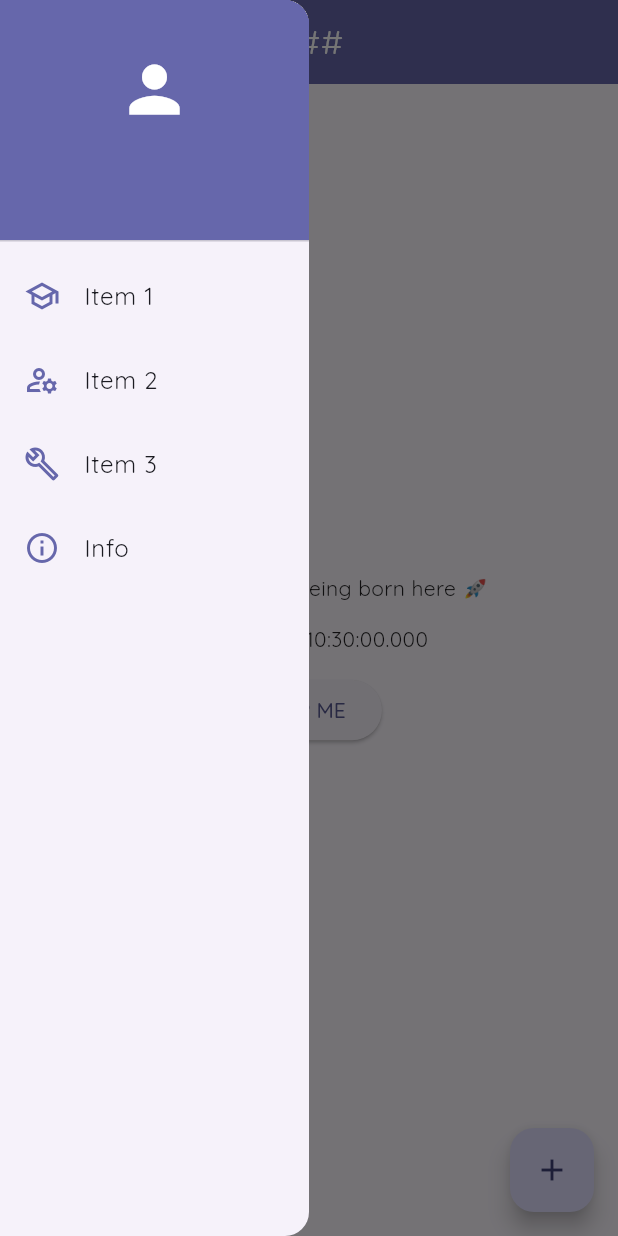
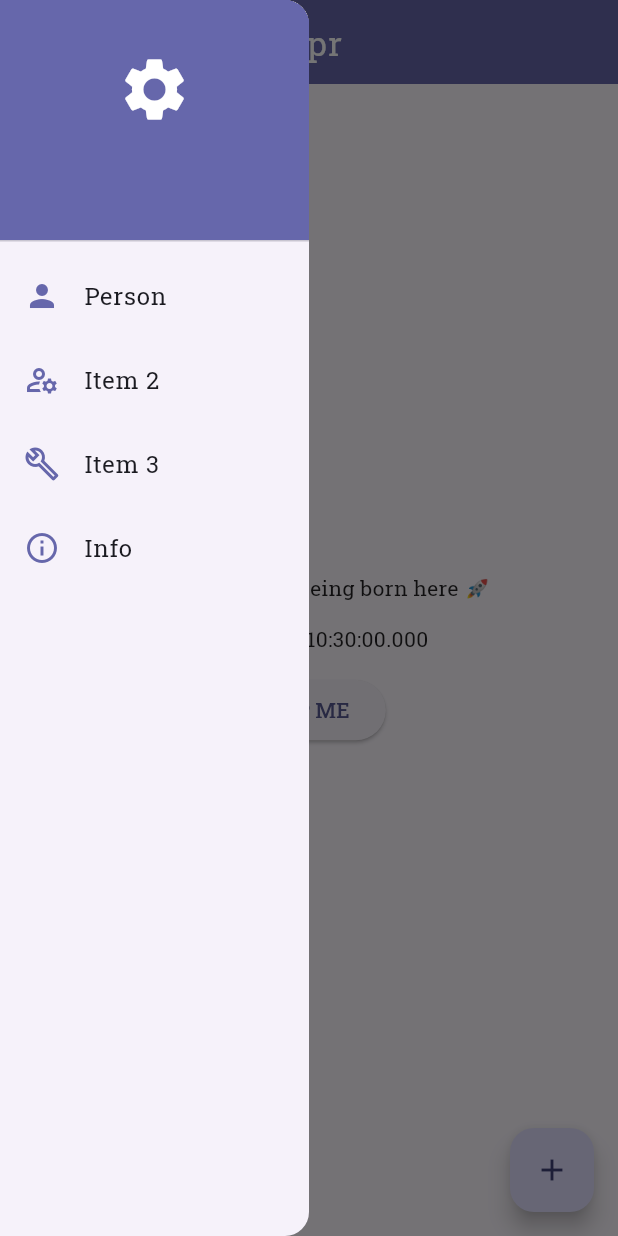
Before and after one commit to johninquest/posa, a Flutter app: the screen it shows after launch, with the side drawer open, on a phone screen of 412 x 824 dp. Run offline on Flutter 3.47's test engine with Material 2 defaults, Android fonts, the phone set to English and light mode, and no system bars; our stand-ins replace google_fonts, package_info_plus.

Commit message:
tested fonts

```diff
--- a/lib/main.dart
+++ b/lib/main.dart
@@ -20,7 +20,7 @@ class MyApp extends StatelessWidget {
           colorScheme: ColorScheme.fromSeed(seedColor: primaryColor),
           useMaterial3: true,
           /*  fontFamily: GoogleFonts.quicksand().fontFamily, */
-          textTheme: GoogleFonts.quicksandTextTheme()),
+          textTheme: GoogleFonts.robotoSlabTextTheme()),
       home: const HomePage(),
     );
   }
@@ -28,15 +28,6 @@ class MyApp extends StatelessWidget {
 
 class MyHomePage extends StatefulWidget {
   const MyHomePage({super.key, required this.title});
-
-  // This widget is the home page of your application. It is stateful, meaning
-  // that it has a State object (defined below) that contains fields that affect
-  // how it looks.
-
-  // This class is the configuration for the state. It holds the values (in this
-  // case the title) provided by the parent (in this case the App widget) and
-  // used by the build method of the State. Fields in a Widget subclass are
-  // always marked "final".
 
   final String title;
 
@@ -49,50 +40,19 @@ class _MyHomePageState extends State<MyHomePage> {
 
   void _incrementCounter() {
     setState(() {
-      // This call to setState tells the Flutter framework that something has
-      // changed in this State, which causes it to rerun the build method below
-      // so that the display can reflect the updated values. If we changed
-      // _counter without calling setState(), then the build method would not be
-      // called again, and so nothing would appear to happen.
       _counter++;
     });
   }
 
   @override
   Widget build(BuildContext context) {
-    // This method is rerun every time setState is called, for instance as done
-    // by the _incrementCounter method above.
-    //
-    // The Flutter framework has been optimized to make rerunning build methods
-    // fast, so that you can just rebuild anything that needs updating rather
-    // than having to individually change instances of widgets.
     return Scaffold(
       appBar: AppBar(
-        // TRY THIS: Try changing the color here to a specific color (to
-        // Colors.amber, perhaps?) and trigger a hot reload to see the AppBar
-        // change color while the other colors stay the same.
         backgroundColor: Theme.of(context).colorScheme.inversePrimary,
-        // Here we take the value from the MyHomePage object that was created by
-        // the App.build method, and use it to set our appbar title.
         title: Text(widget.title),
       ),
       body: Center(
-        // Center is a layout widget. It takes a single child and positions it
-        // in the middle of the parent.
         child: Column(
-          // Column is also a layout widget. It takes a list of children and
-          // arranges them vertically. By default, it sizes itself to fit its
-          // children horizontally, and tries to be as tall as its parent.
-          //
-          // Column has various properties to control how it sizes itself and
-          // how it positions its children. Here we use mainAxisAlignment to
-          // center the children vertically; the main axis here is the vertical
-          // axis because Columns are vertical (the cross axis would be
-          // horizontal).
-          //
-          // TRY THIS: Invoke "debug painting" (choose the "Toggle Debug Paint"
-          // action in the IDE, or press "p" in the console), to see the
-          // wireframe for each widget.
           mainAxisAlignment: MainAxisAlignment.center,
           children: <Widget>[
             const Text(
@@ -109,7 +69,7 @@ class _MyHomePageState extends State<MyHomePage> {
         onPressed: _incrementCounter,
         tooltip: 'Increment',
         child: const Icon(Icons.add),
-      ), // This trailing comma makes auto-formatting nicer for build methods.
+      ),
     );
   }
 }
--- a/lib/pages/home.dart
+++ b/lib/pages/home.dart
@@ -1,6 +1,5 @@
 import 'package:flutter/material.dart';
 import '../../shared/left_menu.dart';
-import '../../utils/version_info.dart';
 import '../../utils/date_time_helper.dart';
 import '../style/colors.dart';
 import 'dart:developer';
@@ -16,7 +15,7 @@ class HomePage extends StatelessWidget {
         iconTheme: const IconThemeData(color: textWhiteColor),
         backgroundColor: primaryColor,
         title: const Text(
-          '###',
+          'tepr',
           style: TextStyle(color: textWhiteColor, letterSpacing: 1.0),
         ),
         centerTitle: true,
--- a/lib/shared/bottom_nav_bar.dart
+++ b/lib/shared/bottom_nav_bar.dart
@@ -1 +1 @@
-import 'package:flutter/material.dart';
+/* import 'package:flutter/material.dart'; */
--- a/lib/shared/left_menu.dart
+++ b/lib/shared/left_menu.dart
@@ -1,6 +1,5 @@
 import 'package:flutter/material.dart';
 import 'package:tepr/pages/info.dart';
-import 'package:tepr/utils/version_info.dart';
 import '../style/colors.dart';
 import 'dart:developer';
 import '../utils/router.dart';
@@ -13,10 +12,10 @@ class LeftMenu extends StatefulWidget {
 }
 
 class _LeftMenuState extends State<LeftMenu> {
-  String? _currentUserName;
+  String? currentUserName;
   @override
   Widget build(BuildContext context) {
-    final _router = PageRouter();
+    final router = PageRouter();
     return SizedBox(
       width: MediaQuery.of(context).size.width * 0.5,
       child: Drawer(
@@ -29,12 +28,12 @@ class _LeftMenuState extends State<LeftMenu> {
                   mainAxisAlignment: MainAxisAlignment.spaceEvenly,
                   children: [
                     const Icon(
-                      Icons.person,
+                      Icons.settings,
                       color: Colors.white,
                       size: 50.0,
                     ),
                     Text(
-                      _currentUserName ?? '',
+                      currentUserName ?? '',
                       style: const TextStyle(
                           fontWeight: FontWeight.bold, fontSize: 20.0),
                     )
@@ -42,11 +41,11 @@ class _LeftMenuState extends State<LeftMenu> {
                 )),
             ListTile(
               leading: const Icon(
-                Icons.school_outlined,
+                Icons.person,
                 color: primaryColor,
               ),
               title: const Text(
-                'Item 1',
+                'Person',
               ),
               /* onTap: () => PageRouter().navigateToPage(const SchoolInfoPage(), context) */
               onTap: () => log('Tapped 1'),
@@ -80,7 +79,7 @@ class _LeftMenuState extends State<LeftMenu> {
               title: const Text(
                 'Info',
               ),
-              onTap: () => _router.navigateToPage(const AppInfoPage(), context),
+              onTap: () => router.navigateToPage(const AppInfoPage(), context),
             ),
           ],
         ),
```
